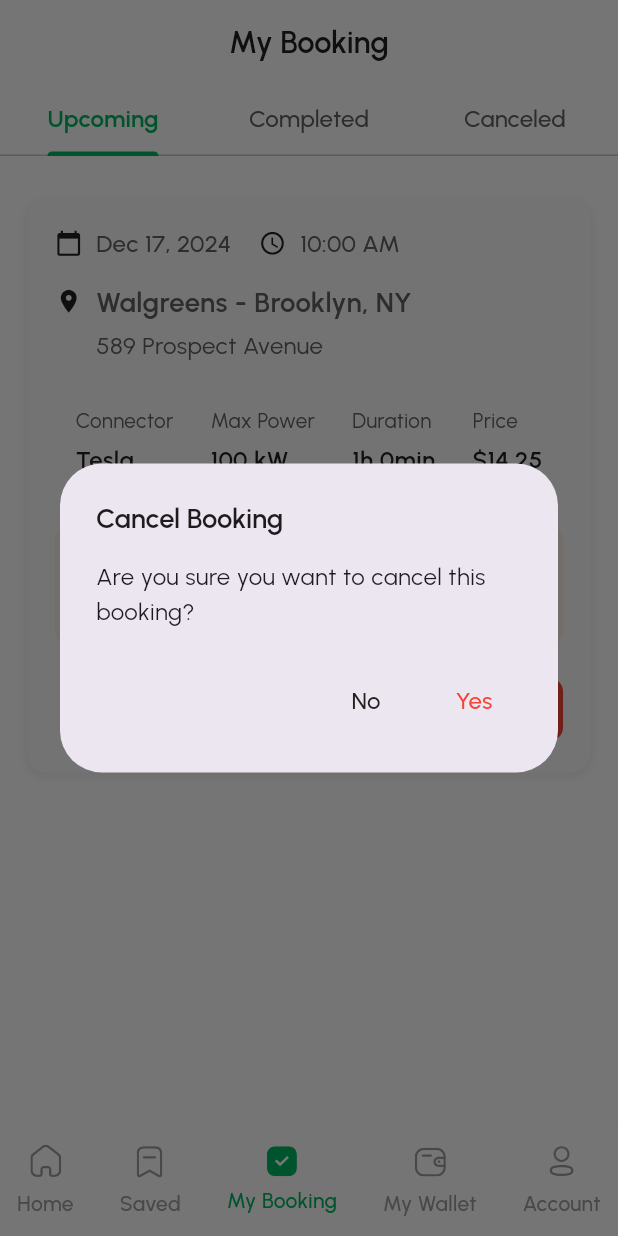
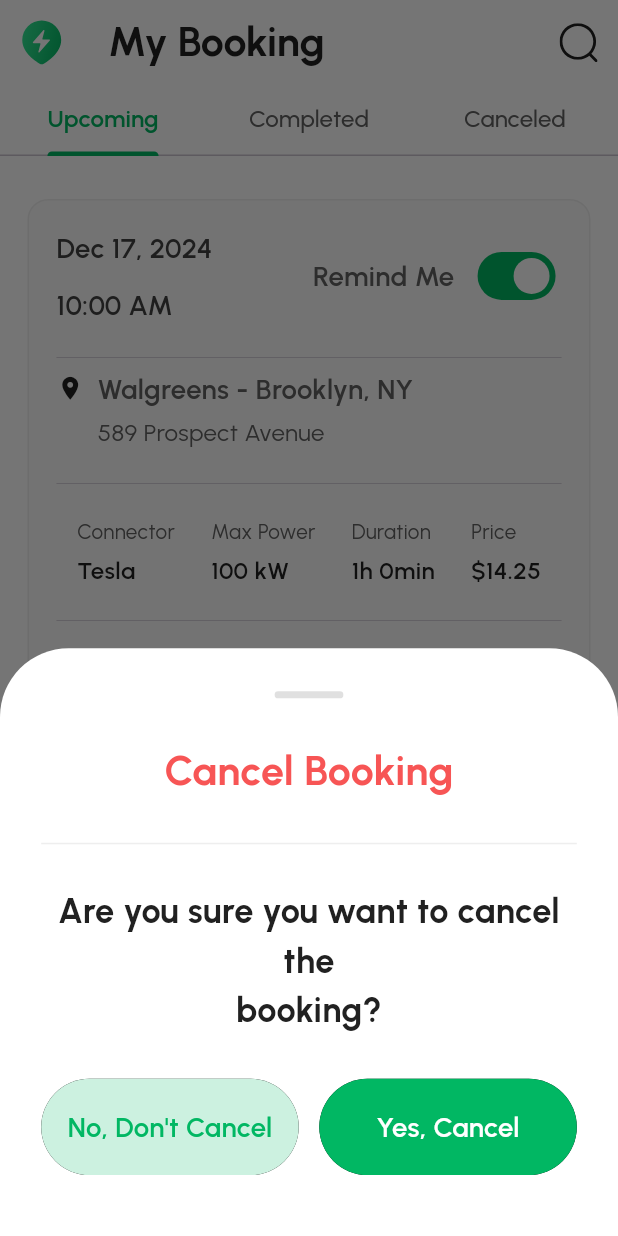
Before and after one commit to tejagalande/ev_point_app, a Flutter app: the screen it shows after launch, item 3 of the bottom bar chosen, after a tap on "Cancel Booking", on a phone screen of 412 x 824 dp. Run offline on Flutter 3.47's test engine with Material 3 defaults, Android fonts, the phone set to English and light mode, and no system bars; our stand-ins replace camera, custom_rating_bar, dio, dropdown_textfield, flutter_calendar_carousel, flutter_dotenv and 11 more; missing offline and left inert: date_format_field, lazy_load_indexed_stack, phone_input, time_picker_spinner; accounts and stored records are empty.

Commit message:
enhanced UI in All three tabs Upcoming, Completed, Canceled

```diff
--- a/lib/views/main/booking/my_booking_screen.dart
+++ b/lib/views/main/booking/my_booking_screen.dart
@@ -1,5 +1,6 @@
 import 'package:flutter/material.dart';
 import 'package:flutter_screenutil/flutter_screenutil.dart';
+import 'package:flutter_svg/svg.dart';
 import 'package:provider/provider.dart';
 
 import '../../../controllers/my_booking/booking_provider.dart';
@@ -61,19 +62,35 @@ class _MyBookingScreenContentState extends State<_MyBookingScreenContent> {
   @override
   Widget build(BuildContext context) {
     return Scaffold(
+
       appBar: AppBar(
+        leading: Padding(
+            padding: EdgeInsets.all(10).r,
+            child: SvgPicture.asset("${Constants.iconPath}logo_evPoint.svg"),
+          ),
         title: Text(
           'My Booking',
           style: TextStyle(
-            fontSize: 18.sp,
-            fontWeight: FontWeight.w600,
+            fontSize: 24.sp,
+            fontWeight: FontWeight.bold,
             color: AppColor.greyScale900,
             fontFamily: Constants.urbanistFont,
           ),
         ),
+        actions: [
+            GestureDetector(
+              onTap: () {},
+              child: SvgPicture.asset(
+                "${Constants.iconPath}search.svg",
+                color: AppColor.greyScale900,
+                height: 30,
+              ),
+            ),
+          ],
+          actionsPadding: EdgeInsets.symmetric(horizontal: 10.w),
         backgroundColor: AppColor.white,
         elevation: 0,
-        centerTitle: true,
+
       ),
       body: Column(
         children: [
--- a/lib/views/main/booking/tabs/canceled_booking_screen.dart
+++ b/lib/views/main/booking/tabs/canceled_booking_screen.dart
@@ -47,24 +47,12 @@ class CanceledBookingsScreen extends StatelessWidget {
                     itemBuilder: (context, index) {
                       final booking = canceledBookings[index];
                       return BookingCard(
+                        tabIndex: bookingProvider.selectedTabIndex,
                         booking: booking,
                         onView: () {
                           // Navigate to booking details
                         },
-                        onBookAgain: () {
-                          bookingProvider.bookAgain(booking.id);
-                          ScaffoldMessenger.of(context).showSnackBar(
-                            SnackBar(
-                              content: Text(
-                                'Booking created successfully',
-                                style: TextStyle(
-                                  fontFamily: Constants.urbanistFont,
-                                ),
-                              ),
-                              backgroundColor: AppColor.green,
-                            ),
-                          );
-                        },
+
                       );
                     },
                   ),
--- a/lib/views/main/booking/tabs/completed_booking_screen.dart
+++ b/lib/views/main/booking/tabs/completed_booking_screen.dart
@@ -47,6 +47,7 @@ class CompletedBookingsScreen extends StatelessWidget {
                       final booking = completedBookings[index];
                       return BookingCard(
                         booking: booking,
+                        tabIndex: bookingProvider.selectedTabIndex,
                         onView: () {
                           // Navigate to booking details
                         },
--- a/lib/views/main/booking/tabs/upcoming_booking_screen.dart
+++ b/lib/views/main/booking/tabs/upcoming_booking_screen.dart
@@ -6,6 +6,7 @@ import '../../../../controllers/my_booking/booking_provider.dart';
 import '../../../../utils/constants.dart';
 import '../../../../utils/theme/app_color.dart';
 import '../../../../widgets/booking_card.dart';
+import '../widgets/cancel_booking_bottom_sheet.dart';
 
 class UpcomingBookingsScreen extends StatefulWidget {
   const UpcomingBookingsScreen({Key? key}) : super(key: key);
@@ -86,74 +87,32 @@ class _UpcomingBookingsScreenState extends State<UpcomingBookingsScreen> {
                     itemBuilder: (context, index) {
                       final booking = upcomingBookings[index];
                       return BookingCard(
+
                         booking: booking,
+                        tabIndex: bookingProvider.selectedTabIndex,
                         onView: () {
                           // Navigate to booking details
                         },
                         onCancel: () {
-                          showDialog(
+                          showModalBottomSheet(
                             context: context,
+                            backgroundColor: Colors.transparent,
                             builder:
-                                (context) => AlertDialog(
-                                  title: Text(
-                                    'Cancel Booking',
-                                    style: TextStyle(
-                                      fontSize: 16.sp,
-                                      fontWeight: FontWeight.w600,
-                                      fontFamily: Constants.urbanistFont,
-                                    ),
-                                  ),
-                                  content: Text(
-                                    'Are you sure you want to cancel this booking?',
-                                    style: TextStyle(
-                                      fontSize: 14.sp,
-                                      fontFamily: Constants.urbanistFont,
-                                    ),
-                                  ),
-                                  actions: [
-                                    TextButton(
-                                      onPressed:
-                                          () => Navigator.of(context).pop(),
-                                      child: Text(
-                                        'No',
-                                        style: TextStyle(
-                                          fontSize: 14.sp,
-                                          color: AppColor.greyScale900,
-                                          fontFamily: Constants.urbanistFont,
-                                        ),
-                                      ),
-                                    ),
-                                    TextButton(
-                                      onPressed: () {
-                                        bookingProvider.cancelBooking(
-                                          booking.id,
-                                        );
-                                        Navigator.of(context).pop();
-                                        ScaffoldMessenger.of(
-                                          context,
-                                        ).showSnackBar(
+                                (context) => CancelBookingBottomSheet(
+                                  onCancel: () {
+                                    bookingProvider.cancelBooking(booking.id);
+                                    ScaffoldMessenger.of(context).showSnackBar(
                                       SnackBar(
                                         content: Text(
                                           'Booking canceled successfully',
                                           style: TextStyle(
-                                                fontFamily:
-                                                    Constants.urbanistFont,
+                                            fontFamily: Constants.urbanistFont,
                                           ),
                                         ),
                                         backgroundColor: AppColor.green,
                                       ),
                                     );
                                   },
-                                      child: Text(
-                                        'Yes',
-                                        style: TextStyle(
-                                          fontSize: 14.sp,
-                                          color: AppColor.red,
-                                          fontFamily: Constants.urbanistFont,
-                                        ),
-                                      ),
-                                    ),
-                                  ],
                                 ),
                           );
                         },
--- /dev/null
+++ b/lib/views/main/booking/widgets/cancel_booking_bottom_sheet.dart
@@ -0,0 +1,103 @@
+import 'package:flutter/material.dart';
+import 'package:flutter_screenutil/flutter_screenutil.dart';
+import '../../../../utils/theme/app_color.dart';
+import '../../../../utils/constants.dart';
+import '../../../../widgets/custom_button.dart';
+
+class CancelBookingBottomSheet extends StatelessWidget {
+  final VoidCallback onCancel;
+
+  const CancelBookingBottomSheet({super.key, required this.onCancel});
+
+  @override
+  Widget build(BuildContext context) {
+    return Container(
+      padding: EdgeInsets.symmetric(horizontal: 24.w, vertical: 24.h),
+      decoration: BoxDecoration(
+        color: Colors.white,
+        borderRadius: BorderRadius.only(
+          topLeft: Radius.circular(40.r),
+          topRight: Radius.circular(40.r),
+        ),
+      ),
+      child: Column(
+        mainAxisSize: MainAxisSize.min,
+        children: [
+          // Handle bar
+          Container(
+            width: 40.w,
+            height: 4.h,
+            decoration: BoxDecoration(
+              color: AppColor.greyScale300,
+              borderRadius: BorderRadius.circular(2.r),
+            ),
+          ),
+          SizedBox(height: 24.h),
+
+          // Title
+          Text(
+            'Cancel Booking',
+            style: TextStyle(
+              fontSize: 24.sp,
+              fontWeight: FontWeight.bold,
+              color:
+                  AppColor
+                      .error, // Assuming AppColor.error exists, otherwise red
+              fontFamily: Constants.urbanistFont,
+            ),
+          ),
+          SizedBox(height: 24.h),
+
+          Divider(height: 1, color: AppColor.greyScale200),
+          SizedBox(height: 24.h),
+
+          // Message
+          Text(
+            'Are you sure you want to cancel the\nbooking?',
+            textAlign: TextAlign.center,
+            style: TextStyle(
+              fontSize: 20.sp,
+              fontWeight: FontWeight.bold,
+              color: AppColor.greyScale900,
+              fontFamily: Constants.urbanistFont,
+            ),
+          ),
+          SizedBox(height: 24.h),
+
+          // Buttons
+          Row(
+            children: [
+              Expanded(
+                child: CustomButton(
+                  onTapCallback: () => Navigator.pop(context),
+                  title: "No, Don't Cancel",
+                  buttonColor: AppColor.primary_100, // Light green
+                  textColor: AppColor.primary_900, // Dark green
+                  fontSize: 16.sp,
+                  borderRadius: 30.r,
+                  padding: EdgeInsets.symmetric(vertical: 16.h),
+                ),
+              ),
+              SizedBox(width: 12.w),
+              Expanded(
+                child: CustomButton(
+                  onTapCallback: () {
+                    Navigator.pop(context); // Close sheet
+                    onCancel(); // Trigger cancellation
+                  },
+                  title: "Yes, Cancel",
+                  buttonColor: AppColor.primary_900, // Green
+                  textColor: Colors.white,
+                  fontSize: 16.sp,
+                  borderRadius: 30.r,
+                  padding: EdgeInsets.symmetric(vertical: 16.h),
+                ),
+              ),
+            ],
+          ),
+          SizedBox(height: 10.h),
+        ],
+      ),
+    );
+  }
+}
--- a/lib/widgets/booking_card.dart
+++ b/lib/widgets/booking_card.dart
@@ -1,23 +1,25 @@
+import 'package:ev_point/widgets/custom_button.dart';
 import 'package:flutter/material.dart';
 import 'package:flutter_screenutil/flutter_screenutil.dart';
 import '../models/book/booking_model.dart';
 import '../utils/constants.dart';
 import '../utils/theme/app_color.dart';
 
-
 class BookingCard extends StatelessWidget {
   final BookingModel booking;
   final VoidCallback? onView;
   final VoidCallback? onCancel;
   final VoidCallback? onBookAgain;
+  final int tabIndex;
 
   const BookingCard({
-    Key? key,
+    super.key,
     required this.booking,
     this.onView,
     this.onCancel,
     this.onBookAgain,
-  }) : super(key: key);
+    required this.tabIndex
+  });
 
   @override
   Widget build(BuildContext context) {
@@ -27,64 +29,89 @@ class BookingCard extends StatelessWidget {
       decoration: BoxDecoration(
         color: AppColor.greyScale50,
         borderRadius: BorderRadius.circular(12.r),
-        boxShadow: [
-          BoxShadow(
-            color: Colors.black.withOpacity(0.05),
-            spreadRadius: 1,
-            blurRadius: 4,
-            offset: const Offset(0, 2),
-          ),
-        ],
+        border: Border.all(color: AppColor.greyScale200),
       ),
       child: Column(
         crossAxisAlignment: CrossAxisAlignment.start,
         children: [
           // Date and Time
           Row(
+            mainAxisAlignment: MainAxisAlignment.spaceBetween,
             children: [
-              Icon(
-                Icons.calendar_today,
-                size: 16.w,
-                color: AppColor.greyScale900,
-              ),
-              SizedBox(width: 8.w),
+              Column(
+                spacing: 10.h,
+                crossAxisAlignment: CrossAxisAlignment.start,
+                children: [
+                  // Icon(
+                  //   Icons.calendar_today,
+                  //   size: 16.w,
+                  //   color: AppColor.greyScale900,
+                  // ),
+                  // SizedBox(width: 8.w),
                   Text(
                     booking.formattedDate,
                     style: TextStyle(
-                  fontSize: 14.sp,
-                  fontWeight: FontWeight.w500,
-                  color: AppColor.greyScale700,
+                      fontSize: 16.sp,
+                      fontWeight: FontWeight.w600,
+                      color: AppColor.greyScale800,
                       fontFamily: Constants.urbanistFont,
                     ),
                   ),
-              SizedBox(width: 16.w),
-              Icon(
-                Icons.access_time,
-                size: 16.w,
-                color: AppColor.greyScale900,
-              ),
-              SizedBox(width: 8.w),
+                  // SizedBox(width: 16.w),
+                  // Icon(Icons.access_time, size: 16.w, color: AppColor.greyScale900),
+                  // SizedBox(width: 8.w),
                   Text(
                     booking.formattedTime,
                     style: TextStyle(
-                  fontSize: 14.sp,
-                  fontWeight: FontWeight.w500,
-                  color: AppColor.greyScale700,
+                      fontSize: 16.sp,
+                      fontWeight: FontWeight.w600,
+                      color: AppColor.greyScale800,
                       fontFamily: Constants.urbanistFont,
                     ),
                   ),
                 ],
               ),
+
+              tabIndex == 0 ? Row(
+                spacing: 10.w,
+                children: [
+                  Text("Remind Me",
+                  style: TextStyle(
+                    fontSize: 16.sp,
+                    fontWeight: FontWeight.w600,
+                    color: AppColor.greyScale700,
+                    fontFamily: Constants.urbanistFont,
+                  ),),
+                  Switch(
+                    trackColor: WidgetStatePropertyAll(AppColor.primary_900),
+                    // padding: EdgeInsets.only( right: 20.w),
+                    value: true,
+                    onChanged:(value) {
+
+                  },)
+                ],
+              ) : Container(
+                padding: EdgeInsets.all(5).r,
+                decoration: BoxDecoration(
+                  color: AppColor.primary_900,
+
+                  borderRadius: BorderRadius.circular(8.r),
+                ),
+                child: Text("Available", style: TextStyle(
+                  fontSize: 12.sp,
+                  fontWeight: FontWeight.w600,
+                  color: AppColor.white,
+                  fontFamily: Constants.urbanistFont,
+                ),))
+            ],
+          ),
           SizedBox(height: 12.h),
+          Divider(thickness: 0.5),
 
           // Location
           Row(
             children: [
-              Icon(
-                Icons.location_on,
-                size: 16.w,
-                color: AppColor.greyScale900,
-              ),
+              Icon(Icons.location_on, size: 16.w, color: AppColor.greyScale900),
               SizedBox(width: 8.w),
               Expanded(
                 child: Text(
@@ -113,6 +140,8 @@ class BookingCard extends StatelessWidget {
           ),
           SizedBox(height: 12.h),
 
+          Divider(thickness: 0.5),
+
           // Charger Details
           Container(
             padding: EdgeInsets.all(12.w),
@@ -137,7 +166,8 @@ class BookingCard extends StatelessWidget {
                     ),
                     SizedBox(height: 4.h),
                     Text(
-                      Constants.connectorTypes[booking.connectorType] ?? booking.connectorType,
+                      Constants.connectorTypes[booking.connectorType] ??
+                          booking.connectorType,
                       style: TextStyle(
                         fontSize: 14.sp,
                         fontWeight: FontWeight.w600,
@@ -226,28 +256,87 @@ class BookingCard extends StatelessWidget {
             ),
           ),
 
+          Divider(thickness: 0.5),
+
+          // Action buttons
+          if (onView != null || onCancel != null || onBookAgain != null) ...[
+            SizedBox(height: 16.h),
+            Row(
+              // mainAxisAlignment: MainAxisAlignment.spaceBetween,
+              spacing: 10.w,
+              children: [
+                if (onCancel != null) ...[
+                  // SizedBox(width: 12.w),
+                  Expanded(
+                    child: CustomButton(
+                      onTapCallback: onCancel,
+                      title: 'Cancel Booking',
+                      buttonColor: AppColor.white,
+                      padding: EdgeInsets.symmetric(vertical: 7.h ),
+                      textColor: AppColor.primary_900,
+                      fontSize: 16.sp,
+                      borderRadius: 25.r,
+                      border: Border.all(color: AppColor.primary_900, width: 2),
+                    ),
+                  ),
+                ],
+
+                if (onView != null)
+                  Expanded(
+                    child: CustomButton(
+                      padding: EdgeInsets.symmetric(vertical: 7.h),
+                      onTapCallback: onView,
+                      title: 'View',
+                      buttonColor: tabIndex == 0 ? AppColor.primary_900 : AppColor.white,
+                      textColor: tabIndex == 0 ? AppColor.white : AppColor.primary_900,
+                      border: tabIndex == 1 || tabIndex == 2 ? Border.all(color: AppColor.primary_900, width: 2) : null,
+                      fontSize: 16.sp,
+                      borderRadius: 25.r,
+                    ),
+                  ),
+
+                if (onBookAgain != null) ...[
+                  // SizedBox(width: 12.w),
+                  Expanded(
+                    child: CustomButton(
+                      padding: EdgeInsets.symmetric(
+                        horizontal: 16.w,
+                        vertical: 8.h,
+                      ),
+                      onTapCallback: onBookAgain,
+                      title: 'Book Again',
+                      buttonColor: AppColor.primary_900,
+                      textColor: AppColor.white,
+                      fontSize: 16.sp,
+                      borderRadius: 25.r,
+                    ),
+                  ),
+                ],
+              ],
+            ),
+          ],
+
+          // here
+
           // Status-specific content
           if (booking.status == BookingStatus.upcoming) ...[
             SizedBox(height: 16.h),
             Container(
               padding: EdgeInsets.symmetric(horizontal: 12.w, vertical: 8.h),
               decoration: BoxDecoration(
-                color: AppColor.orange.withOpacity(0.1),
+                color: AppColor.info.withAlpha(20),
                 borderRadius: BorderRadius.circular(8.r),
               ),
               child: Row(
+                crossAxisAlignment: CrossAxisAlignment.start,
                 children: [
-                  Icon(
-                    Icons.info_outline,
-                    size: 16.w,
-                    color: AppColor.orange,
-                  ),
+                  Icon(Icons.info_outline, size: 16.w, color: AppColor.orange),
                   SizedBox(width: 8.w),
                   Expanded(
                     child: Text(
                       'Please insert the charging connector within 15 minutes, or the booking will be automatically canceled.',
                       style: TextStyle(
-                        fontSize: 12.sp,
+                        fontSize: 14.sp,
                         color: AppColor.orange,
                         fontFamily: Constants.urbanistFont,
                       ),
@@ -257,80 +346,6 @@ class BookingCard extends StatelessWidget {
               ),
             ),
           ],
-
-          // Action buttons
-          if (onView != null || onCancel != null || onBookAgain != null) ...[
-            SizedBox(height: 16.h),
-            Row(
-              mainAxisAlignment: MainAxisAlignment.end,
-              children: [
-                if (onView != null)
-                  TextButton(
-                    onPressed: onView,
-                    style: TextButton.styleFrom(
-                      padding: EdgeInsets.symmetric(horizontal: 16.w, vertical: 8.h),
-                      shape: RoundedRectangleBorder(
-                        borderRadius: BorderRadius.circular(8.r),
-                        side: BorderSide(color: AppColor.greyScale200),
-                      ),
-                    ),
-                    child: Text(
-                      'View',
-                      style: TextStyle(
-                        color: AppColor.white,
-                        fontSize: 14.sp,
-                        fontWeight: FontWeight.w600,
-                        fontFamily: Constants.urbanistFont,
-                      ),
-                    ),
-                  ),
-                if (onCancel != null) ...[
-                  SizedBox(width: 12.w),
-                  TextButton(
-                    onPressed: onCancel,
-                    style: TextButton.styleFrom(
-                      padding: EdgeInsets.symmetric(horizontal: 16.w, vertical: 8.h),
-                      backgroundColor: AppColor.red,
-                      shape: RoundedRectangleBorder(
-                        borderRadius: BorderRadius.circular(8.r),
-                      ),
-                    ),
-                    child: Text(
-                      'Cancel Booking',
-                      style: TextStyle(
-                        color: AppColor.white,
-                        fontSize: 14.sp,
-                        fontWeight: FontWeight.w600,
-                        fontFamily: Constants.urbanistFont,
-                      ),
-                    ),
-                  ),
-                ],
-                if (onBookAgain != null) ...[
-                  SizedBox(width: 12.w),
-                  TextButton(
-                    onPressed: onBookAgain,
-                    style: TextButton.styleFrom(
-                      padding: EdgeInsets.symmetric(horizontal: 16.w, vertical: 8.h),
-                      backgroundColor: AppColor.primary_900,
-                      shape: RoundedRectangleBorder(
-                        borderRadius: BorderRadius.circular(8.r),
-                      ),
-                    ),
-                    child: Text(
-                      'Book Again',
-                      style: TextStyle(
-                        color: AppColor.white,
-                        fontSize: 14.sp,
-                        fontWeight: FontWeight.w600,
-                        fontFamily: Constants.urbanistFont,
-                      ),
-                    ),
-                  ),
-                ],
-              ],
-            ),
-          ],
         ],
       ),
     );
```
Lines whose indentation alone changed are shown as unchanged.
